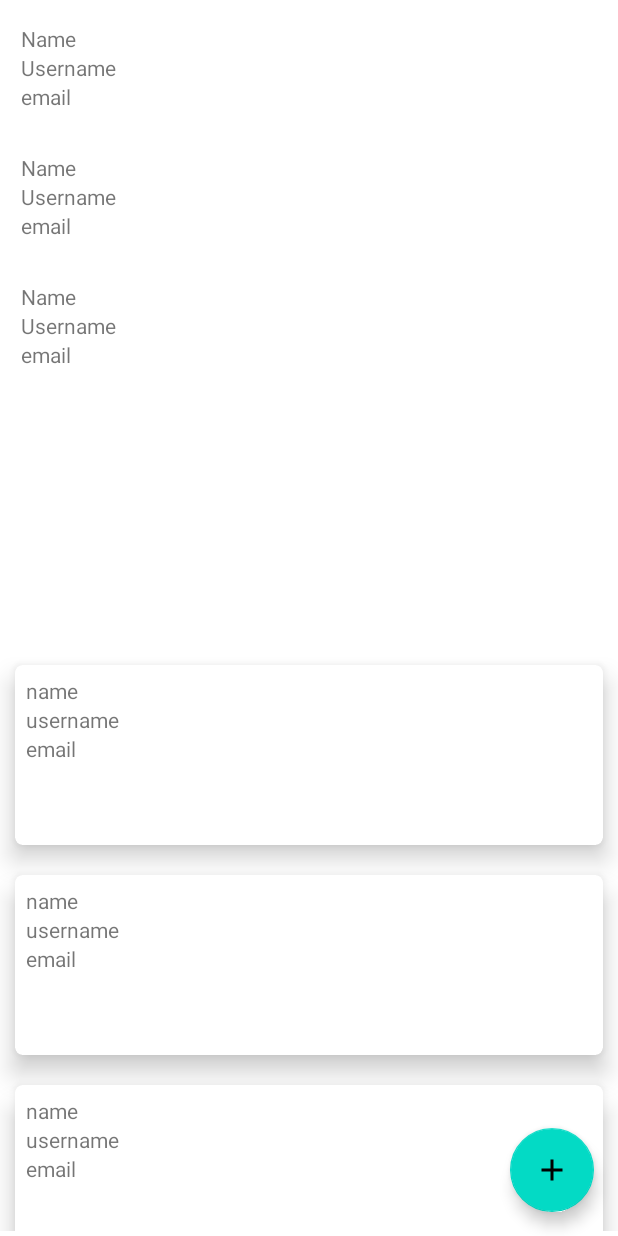
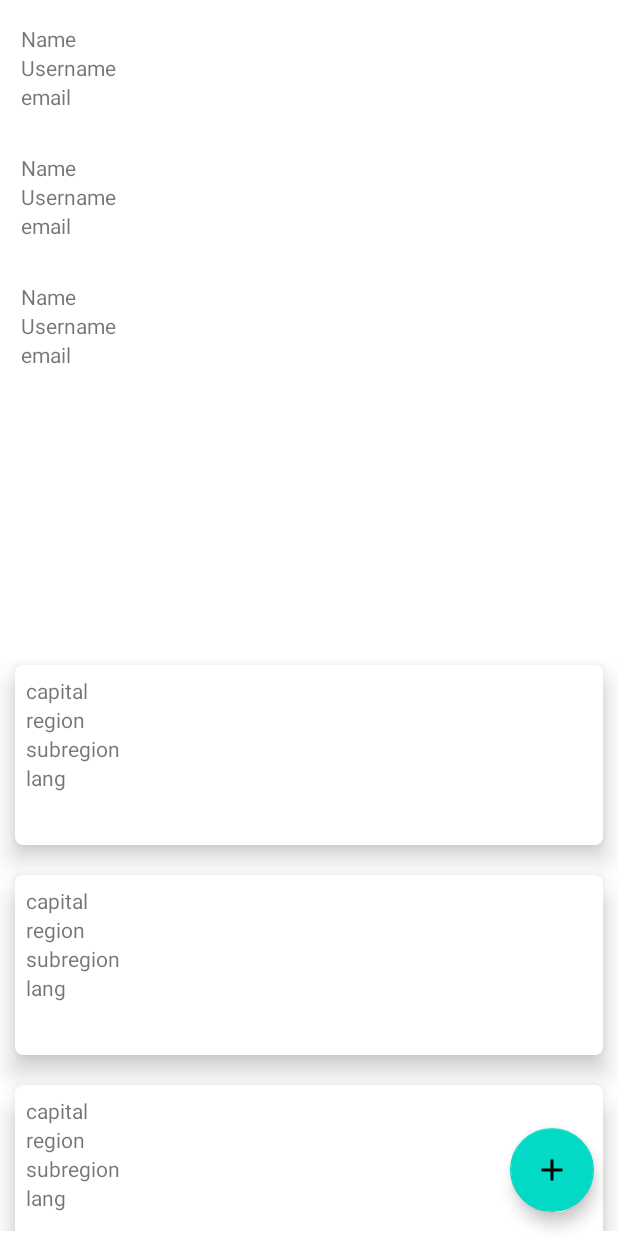
Before and after one commit to fanfon22/countries-app, an Android app: the layout activity_main.xml on its own in the app's theme, with its tools: preview values and no code run, on a phone screen of 412 x 824 dp. Run offline under Robolectric (Android 15) with nearby library versions, the phone set to English and light mode, and no system bars.

```diff
--- a/app/src/main/java/com/juhasz/country/ApiClient.kt
+++ b/app/src/main/java/com/juhasz/country/ApiClient.kt
@@ -8,7 +8,8 @@ import retrofit2.create
 
 object ApiClient {
 
-    val BASE_URL = "https://jsonplaceholder.typicode.com/"
+    val BASE_URL = "https://restcountries.com/v3.1/"
+
 
     val apiService: ApiService
     get(){
--- a/app/src/main/java/com/juhasz/country/ApiService.kt
+++ b/app/src/main/java/com/juhasz/country/ApiService.kt
@@ -5,6 +5,6 @@ import retrofit2.http.GET
 
 interface ApiService {
 
-    @GET("users")
+    @GET("all")
     fun getUsers(): Call<ArrayList<UserModel>>
 }
--- a/app/src/main/res/layout/items_main.xml
+++ b/app/src/main/res/layout/items_main.xml
@@ -17,22 +17,28 @@
         >
 
         <TextView
-            android:id="@+id/name"
+            android:id="@+id/capital"
             android:layout_width="match_parent"
             android:layout_height="wrap_content"
-            android:text="name"/>
+            android:text="capital"/>
 
         <TextView
-            android:id="@+id/username"
+            android:id="@+id/region"
             android:layout_width="match_parent"
             android:layout_height="wrap_content"
-            android:text="username"/>
+            android:text="region"/>
 
         <TextView
-            android:id="@+id/email"
+            android:id="@+id/subregion"
             android:layout_width="match_parent"
             android:layout_height="wrap_content"
-            android:text="email"/>
+            android:text="subregion"/>
+
+        <TextView
+            android:id="@+id/lang"
+            android:layout_width="match_parent"
+            android:layout_height="wrap_content"
+            android:text="lang"/>
 
 
     </LinearLayout>
```
Also changed, not shown: app/src/main/java/com/juhasz/country/RVAdapter.kt (+9 -7 lines), app/src/main/java/com/juhasz/country/UserModel.kt (+4 -3 lines).
